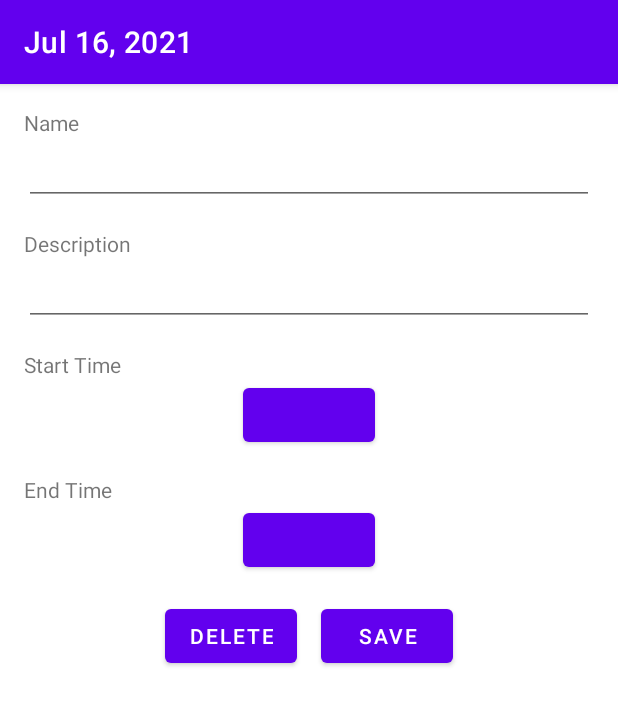
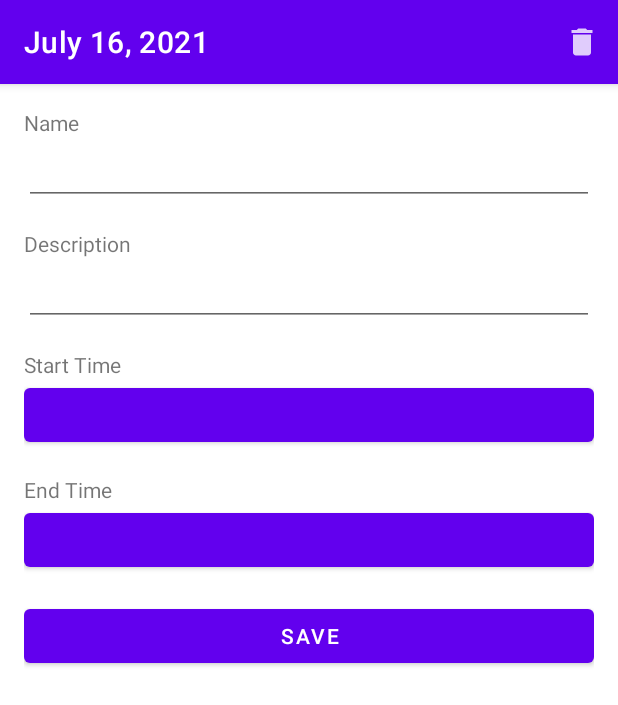
Before and after one commit to jcerdenia/Planito, an Android app: the screen it shows after launch (MainActivity), after a tap on an icon or button, on a phone screen of 412 x 824 dp. Shown: the top 705 px of the screen. Run offline under Robolectric (Android 15) with nearby library versions, the phone set to English and light mode, and no system bars; our stand-ins replace Room's generated code; 1 statement that could not run was skipped.

Commit message:
Add menus and menu items

```diff
--- a/app/src/main/java/com/cerdenia/android/planito/data/Task.kt
+++ b/app/src/main/java/com/cerdenia/android/planito/data/Task.kt
@@ -17,10 +17,6 @@ data class Task(
     var recurrence: Int = Recurrence.DAILY.ordinal,
 ) {
 
-    init {
-        endTime = TaskTime.fromMinutes(startTime.toMinutes() + 60)
-    }
-
     val duration: TaskTime
         get() = TaskTime.fromMinutes(endTime.toMinutes() - startTime.toMinutes())
 
@@ -28,4 +24,8 @@ data class Task(
     fun setDuration(duration: TaskTime) {
         endTime = TaskTime.fromMinutes(startTime.toMinutes() + duration.toMinutes())
     }
+
+    fun setDuration(minutes: Int) {
+        endTime = TaskTime.fromMinutes(startTime.toMinutes() + minutes)
+    }
 }
--- a/app/src/main/java/com/cerdenia/android/planito/ui/MainActivity.kt
+++ b/app/src/main/java/com/cerdenia/android/planito/ui/MainActivity.kt
@@ -26,7 +26,7 @@ class MainActivity : AppCompatActivity(),
                 .commit()
 
             supportActionBar?.title = DateFormat
-                .getDateInstance(DateFormat.MEDIUM)
+                .getDateInstance(DateFormat.LONG)
                 .format(Date())
         }
     }
--- a/app/src/main/java/com/cerdenia/android/planito/ui/TaskDetailFragment.kt
+++ b/app/src/main/java/com/cerdenia/android/planito/ui/TaskDetailFragment.kt
@@ -2,11 +2,10 @@ package com.cerdenia.android.planito.ui
 
 import android.content.Context
 import android.os.Bundle
-import android.view.LayoutInflater
-import android.view.View
-import android.view.ViewGroup
+import android.view.*
 import androidx.fragment.app.Fragment
 import androidx.fragment.app.viewModels
+import com.cerdenia.android.planito.R
 import com.cerdenia.android.planito.data.Task
 import com.cerdenia.android.planito.data.TaskTime
 import com.cerdenia.android.planito.databinding.FragmentTaskDetailBinding
@@ -44,7 +43,26 @@ class TaskDetailFragment : Fragment() {
         savedInstanceState: Bundle?
     ): View {
         _binding = FragmentTaskDetailBinding.inflate(inflater, container, false)
+        setHasOptionsMenu(true)
         return binding.root
+    }
+
+    override fun onCreateOptionsMenu(menu: Menu, inflater: MenuInflater) {
+        super.onCreateOptionsMenu(menu, inflater)
+        inflater.inflate(R.menu.fragment_task_detail, menu)
+    }
+
+    override fun onOptionsItemSelected(item: MenuItem): Boolean {
+        return when (item.itemId) {
+            R.id.menu_item_delete -> handleDeleteTask()
+            else -> super.onOptionsItemSelected(item)
+        }
+    }
+
+    private fun handleDeleteTask(): Boolean {
+        viewModel.deleteCurrentTask()
+        callbacks?.onTaskSavedOrDeleted()
+        return true
     }
 
     override fun onViewCreated(view: View, savedInstanceState: Bundle?) {
@@ -81,11 +99,6 @@ class TaskDetailFragment : Fragment() {
                     .newInstance(time, PICK_END_TIME)
                     .show(parentFragmentManager, TimePickerFragment.TAG)
             }
-        }
-
-        binding.deleteButton.setOnClickListener {
-            viewModel.deleteCurrentTask()
-            callbacks?.onTaskSavedOrDeleted()
         }
 
         binding.saveButton.setOnClickListener {
--- a/app/src/main/java/com/cerdenia/android/planito/ui/TaskListFragment.kt
+++ b/app/src/main/java/com/cerdenia/android/planito/ui/TaskListFragment.kt
@@ -2,12 +2,11 @@ package com.cerdenia.android.planito.ui
 
 import android.content.Context
 import android.os.Bundle
-import android.view.LayoutInflater
-import android.view.View
-import android.view.ViewGroup
+import android.view.*
 import androidx.fragment.app.Fragment
 import androidx.fragment.app.viewModels
 import androidx.recyclerview.widget.LinearLayoutManager
+import com.cerdenia.android.planito.R
 import com.cerdenia.android.planito.data.Task
 import com.cerdenia.android.planito.data.TaskTime
 import com.cerdenia.android.planito.databinding.FragmentTaskListBinding
@@ -41,7 +40,25 @@ class TaskListFragment : Fragment(), TaskListAdapter.Listener {
         _binding = FragmentTaskListBinding.inflate(inflater, container, false)
         binding.recyclerView.layoutManager = LinearLayoutManager(context)
         binding.recyclerView.adapter = adapter
+        setHasOptionsMenu(true)
         return binding.root
+    }
+
+    override fun onCreateOptionsMenu(menu: Menu, inflater: MenuInflater) {
+        super.onCreateOptionsMenu(menu, inflater)
+        inflater.inflate(R.menu.fragment_task_list, menu)
+    }
+
+    override fun onOptionsItemSelected(item: MenuItem): Boolean {
+        return when (item.itemId) {
+            R.id.menu_item_sync -> handleSync()
+            else -> super.onOptionsItemSelected(item)
+        }
+    }
+
+    private fun handleSync(): Boolean {
+        // TODO: sync tasks with calendar
+        return true
     }
 
     override fun onViewCreated(view: View, savedInstanceState: Bundle?) {
@@ -52,8 +69,11 @@ class TaskListFragment : Fragment(), TaskListAdapter.Listener {
         })
 
         binding.fab.setOnClickListener {
-            val newTask = Task()
-            newTask.startTime = viewModel.getLatestItem()?.endTime ?: TaskTime()
+            val newTask = Task().apply {
+                startTime = viewModel.getLatestItem()?.endTime ?: TaskTime()
+                setDuration(60)
+            }
+
             viewModel.addTask(newTask)
             callbacks?.onTaskSelected(newTask.id)
         }
--- /dev/null
+++ b/app/src/main/res/drawable-anydpi/ic_delete.xml
@@ -0,0 +1,11 @@
+<vector xmlns:android="http://schemas.android.com/apk/res/android"
+    android:width="24dp"
+    android:height="24dp"
+    android:viewportWidth="24"
+    android:viewportHeight="24"
+    android:tint="#FFFFFF"
+    android:alpha="0.8">
+  <path
+      android:fillColor="@android:color/white"
+      android:pathData="M6,19c0,1.1 0.9,2 2,2h8c1.1,0 2,-0.9 2,-2V7H6v12zM19,4h-3.5l-1,-1h-5l-1,1H5v2h14V4z"/>
+</vector>
--- /dev/null
+++ b/app/src/main/res/drawable-anydpi/ic_sync.xml
@@ -0,0 +1,11 @@
+<vector xmlns:android="http://schemas.android.com/apk/res/android"
+    android:width="24dp"
+    android:height="24dp"
+    android:viewportWidth="24"
+    android:viewportHeight="24"
+    android:tint="#FFFFFF"
+    android:alpha="0.8">
+  <path
+      android:fillColor="@android:color/white"
+      android:pathData="M12,4L12,1L8,5l4,4L12,6c3.31,0 6,2.69 6,6 0,1.01 -0.25,1.97 -0.7,2.8l1.46,1.46C19.54,15.03 20,13.57 20,12c0,-4.42 -3.58,-8 -8,-8zM12,18c-3.31,0 -6,-2.69 -6,-6 0,-1.01 0.25,-1.97 0.7,-2.8L5.24,7.74C4.46,8.97 4,10.43 4,12c0,4.42 3.58,8 8,8v3l4,-4 -4,-4v3z"/>
+</vector>
--- a/app/src/main/res/layout/fragment_task_detail.xml
+++ b/app/src/main/res/layout/fragment_task_detail.xml
@@ -37,10 +37,10 @@
 
     <Button
         android:id="@+id/start_time_button"
+        android:layout_width="match_parent"
+        android:layout_height="wrap_content"
         android:layout_gravity="center_horizontal"
-        android:layout_width="wrap_content"
-        android:layout_height="wrap_content"
-        tools:text="00:00"/>
+        tools:text="00:00" />
 
     <TextView
         android:layout_marginTop="16dp"
@@ -50,30 +50,15 @@
 
     <Button
         android:id="@+id/end_time_button"
-        android:layout_gravity="center_horizontal"
-        android:layout_width="wrap_content"
-        android:layout_height="wrap_content"
-        tools:text="00:00"/>
-
-    <LinearLayout
-        android:layout_marginTop="16dp"
-        android:gravity="center_horizontal"
         android:layout_width="match_parent"
         android:layout_height="wrap_content"
-        android:orientation="horizontal">
+        android:layout_gravity="center_horizontal"
+        tools:text="00:00" />
 
-        <Button
-            android:id="@+id/delete_button"
-            android:layout_width="wrap_content"
-            android:layout_height="wrap_content"
-            android:layout_marginEnd="8dp"
-            android:text="@string/delete"/>
-
-        <Button
-            android:id="@+id/save_button"
-            android:layout_width="wrap_content"
-            android:layout_height="wrap_content"
-            android:layout_marginStart="8dp"
-            android:text="@string/save"/>
-    </LinearLayout>
+    <Button
+        android:id="@+id/save_button"
+        android:layout_marginTop="16dp"
+        android:layout_width="match_parent"
+        android:layout_height="wrap_content"
+        android:text="@string/save"/>
 </LinearLayout>
--- /dev/null
+++ b/app/src/main/res/menu/fragment_task_detail.xml
@@ -0,0 +1,10 @@
+<?xml version="1.0" encoding="utf-8"?>
+<menu xmlns:android="http://schemas.android.com/apk/res/android"
+    xmlns:app="http://schemas.android.com/apk/res-auto">
+
+    <item
+        android:id="@+id/menu_item_delete"
+        android:title="@string/delete"
+        android:icon="@drawable/ic_delete"
+        app:showAsAction="ifRoom"/>
+</menu>
--- /dev/null
+++ b/app/src/main/res/menu/fragment_task_list.xml
@@ -0,0 +1,10 @@
+<?xml version="1.0" encoding="utf-8"?>
+<menu xmlns:android="http://schemas.android.com/apk/res/android"
+    xmlns:app="http://schemas.android.com/apk/res-auto">
+
+    <item
+        android:id="@+id/menu_item_sync"
+        android:title="@string/sync"
+        android:icon="@drawable/ic_sync"
+        app:showAsAction="ifRoom"/>
+</menu>
--- a/app/src/main/res/values/strings.xml
+++ b/app/src/main/res/values/strings.xml
@@ -9,10 +9,11 @@
     <string name="colon">:</string>
     <string name="Hour">Hour</string>
     <string name="minute">Minute</string>
-    <string name="delete">Delete</string>
     <string name="time_range">%1$s to %2$s</string>
     <string name="duration_text">%1$s, %2$s</string>
     <string name="end_time">End Time</string>
+    <string name="delete">Delete</string>
+    <string name="sync">Sync</string>
     <plurals name="hours">
         <item quantity="one">1 hour</item>
         <item quantity="other">%d hours</item>
```
Also changed, not shown: app/src/main/res/drawable-hdpi/ic_delete.png (added), app/src/main/res/drawable-hdpi/ic_sync.png (added), app/src/main/res/drawable-mdpi/ic_delete.png (added), app/src/main/res/drawable-mdpi/ic_sync.png (added), app/src/main/res/drawable-xhdpi/ic_delete.png (added), app/src/main/res/drawable-xhdpi/ic_sync.png (added), app/src/main/res/drawable-xxhdpi/ic_delete.png (added), app/src/main/res/drawable-xxhdpi/ic_sync.png (added).
